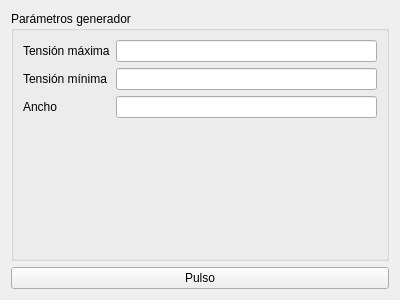
Above: cv_pulsada.ui from ignamv/lfdm before the change. Below: the same form after it.
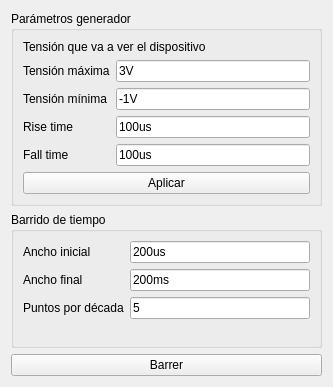
That is the form after the change.

Commit message: Configurar generador y hacer barridos en CV_Pulsada

The edit to the form file:
```diff
--- a/cv_pulsada.ui
+++ b/cv_pulsada.ui
@@ -6,8 +6,8 @@
    <rect>
     <x>0</x>
     <y>0</y>
-    <width>400</width>
-    <height>300</height>
+    <width>333</width>
+    <height>387</height>
    </rect>
   </property>
   <property name="windowTitle">
@@ -15,40 +15,131 @@
   </property>
   <layout class="QVBoxLayout" name="verticalLayout">
    <item>
-    <widget class="QGroupBox" name="groupBox">
+    <widget class="QGroupBox" name="parametros_generador">
      <property name="title">
       <string>Parámetros generador</string>
      </property>
-     <layout class="QFormLayout" name="formLayout">
-      <item row="0" column="0">
+     <layout class="QGridLayout" name="gridLayout">
+      <item row="0" column="0" colspan="2">
+       <widget class="QLabel" name="label_8">
+        <property name="text">
+         <string>Tensión que va a ver el dispositivo</string>
+        </property>
+       </widget>
+      </item>
+      <item row="1" column="1">
+       <widget class="QLineEdit" name="high">
+        <property name="text">
+         <string>3V</string>
+        </property>
+       </widget>
+      </item>
+      <item row="1" column="0">
        <widget class="QLabel" name="label">
         <property name="text">
          <string>Tensión máxima</string>
         </property>
        </widget>
       </item>
-      <item row="0" column="1">
-       <widget class="QLineEdit" name="high"/>
-      </item>
-      <item row="1" column="0">
+      <item row="2" column="0">
        <widget class="QLabel" name="label_2">
         <property name="text">
          <string>Tensión mínima</string>
         </property>
        </widget>
       </item>
-      <item row="1" column="1">
-       <widget class="QLineEdit" name="low"/>
+      <item row="2" column="1">
+       <widget class="QLineEdit" name="low">
+        <property name="text">
+         <string>-1V</string>
+        </property>
+       </widget>
       </item>
-      <item row="2" column="0">
+      <item row="4" column="0">
+       <widget class="QLabel" name="label_4">
+        <property name="text">
+         <string>Rise time</string>
+        </property>
+       </widget>
+      </item>
+      <item row="4" column="1">
+       <widget class="QLineEdit" name="rise">
+        <property name="text">
+         <string>100us</string>
+        </property>
+       </widget>
+      </item>
+      <item row="5" column="0">
        <widget class="QLabel" name="label_3">
         <property name="text">
-         <string>Ancho</string>
+         <string>Fall time</string>
+        </property>
+       </widget>
+      </item>
+      <item row="5" column="1">
+       <widget class="QLineEdit" name="fall">
+        <property name="text">
+         <string>100us</string>
+        </property>
+       </widget>
+      </item>
+      <item row="6" column="0" colspan="2">
+       <widget class="QPushButton" name="config_gen">
+        <property name="text">
+         <string>Aplicar</string>
+        </property>
+       </widget>
+      </item>
+     </layout>
+    </widget>
+   </item>
+   <item>
+    <widget class="QGroupBox" name="groupBox">
+     <property name="title">
+      <string>Barrido de tiempo</string>
+     </property>
+     <layout class="QFormLayout" name="formLayout_2">
+      <item row="0" column="0">
+       <widget class="QLabel" name="label_6">
+        <property name="text">
+         <string>Ancho inicial</string>
+        </property>
+       </widget>
+      </item>
+      <item row="0" column="1">
+       <widget class="QLineEdit" name="inicial">
+        <property name="text">
+         <string>200us</string>
+        </property>
+       </widget>
+      </item>
+      <item row="1" column="0">
+       <widget class="QLabel" name="label_5">
+        <property name="text">
+         <string>Ancho final</string>
+        </property>
+       </widget>
+      </item>
+      <item row="1" column="1">
+       <widget class="QLineEdit" name="tfinal">
+        <property name="text">
+         <string>200ms</string>
+        </property>
+       </widget>
+      </item>
+      <item row="2" column="0">
+       <widget class="QLabel" name="label_7">
+        <property name="text">
+         <string>Puntos por década</string>
         </property>
        </widget>
       </item>
       <item row="2" column="1">
-       <widget class="QLineEdit" name="ancho"/>
+       <widget class="QLineEdit" name="puntos_por_decada">
+        <property name="text">
+         <string>5</string>
+        </property>
+       </widget>
       </item>
      </layout>
     </widget>
@@ -56,7 +147,7 @@
    <item>
     <widget class="QPushButton" name="pulso">
      <property name="text">
-      <string>Pulso</string>
+      <string>Barrer</string>
      </property>
     </widget>
    </item>
```
Left out of the diff: 4 changed lines with no effect on the pictures. The commit also changes 2 other files.
